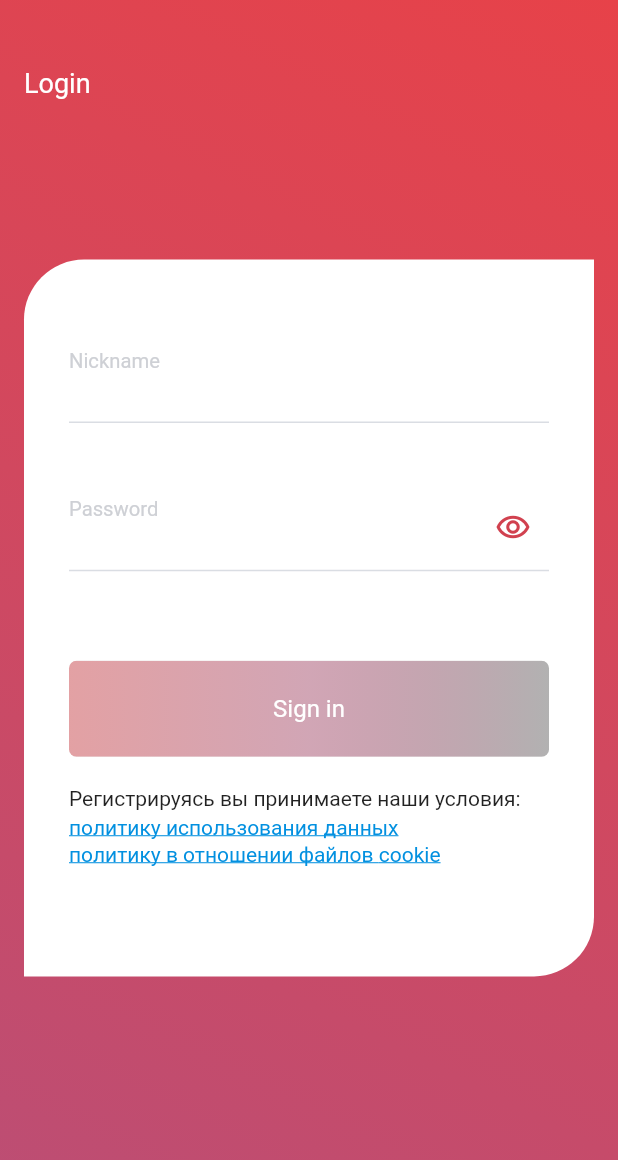
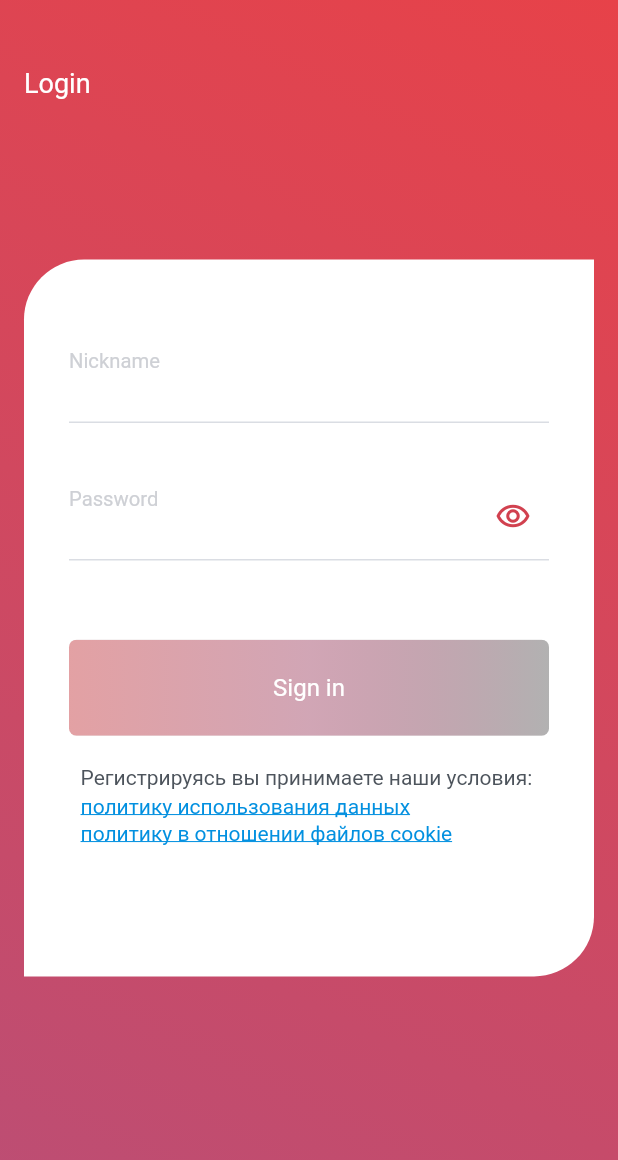
Before and after one commit to seemihail1/testing_task, a Flutter app: the screen it shows after launch, on a phone screen of 412 x 824 dp. Shown: the top 1160 px of the screen. Run offline on Flutter 3.47's test engine with Material 2 defaults, Android fonts, the light colour scheme and no system bars; our stand-ins replace dio, flutter_mobx, flutter_secure_storage, google_fonts, mobx; generated files the repository leaves out were written again.

Commit message:
bugs fixed

```diff
--- a/lib/ui/theme/app_colors.dart
+++ b/lib/ui/theme/app_colors.dart
@@ -6,6 +6,8 @@ abstract class AppColors {
   static const whiteAccentColor = Color(0xFFCED0D5);
   static const enabledTextFieldBorderColor = Color(0xFFDADDE3);
   static const redAccentColor = Color(0xFFD1414F);
+  static const mainTextColor = Color(0xFF4D545C);
+  static const postHeaderTextColor = Color(0xFF252627);
   static const mainAppGradient = LinearGradient(
     colors: [
       AppColors.firstGradientColor,
--- a/lib/ui/widgets/auth_screen/auth_screen_decoration.dart
+++ b/lib/ui/widgets/auth_screen/auth_screen_decoration.dart
@@ -106,4 +106,11 @@ class AuthScreenDecoration {
     textStyle: const TextStyle(
         fontSize: 18, fontWeight: FontWeight.w400, color: Colors.white),
   );
+  static final policyTextStyle = GoogleFonts.roboto(
+    textStyle: const TextStyle(
+      fontSize: 14,
+      fontWeight: FontWeight.w400,
+      color: AppColors.mainTextColor,
+    ),
+  );
 }
--- a/lib/ui/widgets/auth_screen/auth_screen_view.dart
+++ b/lib/ui/widgets/auth_screen/auth_screen_view.dart
@@ -26,8 +26,7 @@ class _AuthScreenBody extends StatelessWidget {
     return Stack(
       children: [
         Container(
-          decoration:
-              const BoxDecoration(gradient: AppColors.mainAppGradient),
+          decoration: const BoxDecoration(gradient: AppColors.mainAppGradient),
           child: Padding(
             padding: EdgeInsets.symmetric(
                 horizontal: 16, vertical: size.height * 0.21),
@@ -66,7 +65,7 @@ class _AuthForm extends StatelessWidget {
               child: _PasswordTextField(),
             ),
             Flexible(
-              flex: 4,
+              flex: 5,
               child: _AuthButtonWidget(),
             ),
             Flexible(
@@ -167,14 +166,15 @@ class _PolicyAcceptionWidget extends StatelessWidget {
   const _PolicyAcceptionWidget({Key? key}) : super(key: key);
   @override
   Widget build(BuildContext context) {
-    return Row(
+    return Column(
       mainAxisSize: MainAxisSize.max,
-      children: [
-        Column(
       crossAxisAlignment: CrossAxisAlignment.start,
       children: [
-            const Text(
-              'Регистрируясь вы принимаете наши условия:',
+        RichText(
+          text: TextSpan(
+              text: 'Регистрируясь вы принимаете наши условия: ',
+              style: AuthScreenDecoration.policyTextStyle),
+          maxLines: 2,
         ),
         const SizedBox(height: 3),
         InkWell(
@@ -193,8 +193,6 @@ class _PolicyAcceptionWidget extends StatelessWidget {
           ),
         ),
       ],
-        ),
-      ],
     );
   }
 }
--- a/lib/ui/widgets/news_screen/news_screen_decoration.dart
+++ b/lib/ui/widgets/news_screen/news_screen_decoration.dart
@@ -23,7 +23,7 @@ class NewsScreenDecoration {
     textStyle: const TextStyle(
       fontSize: 16,
       fontWeight: FontWeight.w500,
-      color: Color(0xFF252627),
+      color: AppColors.postHeaderTextColor,
     ),
   );
 
@@ -31,7 +31,7 @@ class NewsScreenDecoration {
     textStyle: const TextStyle(
       fontSize: 16,
       fontWeight: FontWeight.w400,
-      color: Color(0xFF4D545C),
+      color: AppColors.mainTextColor,
     ),
   );
 
--- a/lib/ui/widgets/news_screen/news_screen_view.dart
+++ b/lib/ui/widgets/news_screen/news_screen_view.dart
@@ -16,7 +16,7 @@ class _NewsScreenWidgetState extends State<NewsScreenWidget> {
   @override
   void initState() {
     super.initState();
-    Future.microtask(() => context.read<NewsScreenViewModel>().loadNews());
+    context.read<NewsScreenViewModel>().loadNews();
   }
 
   @override
```
Lines whose indentation alone changed are shown as unchanged.
